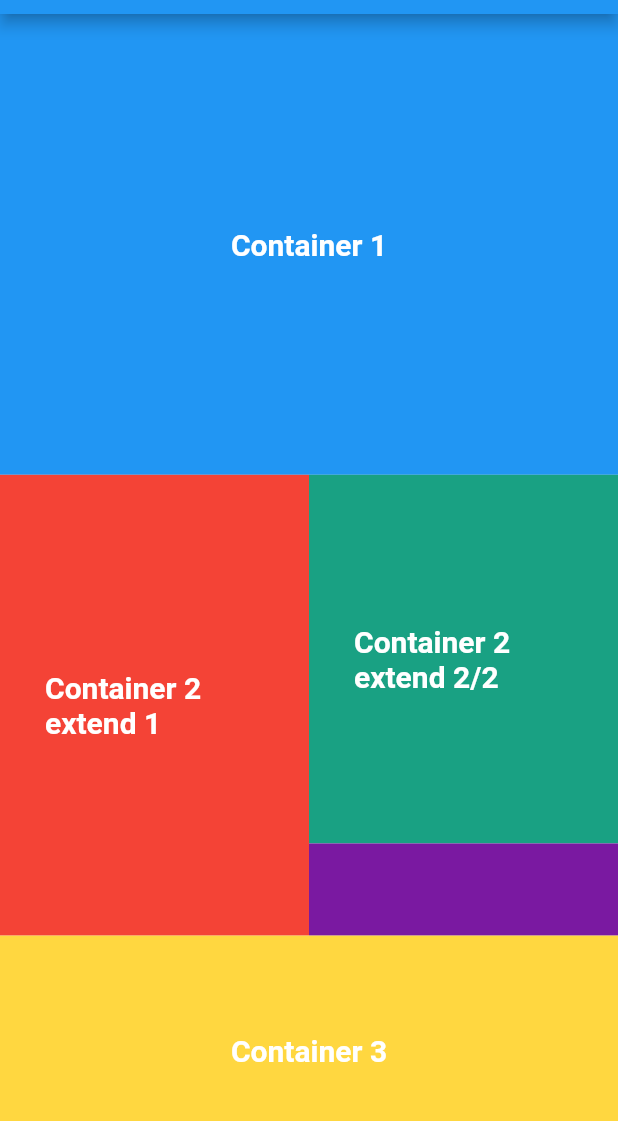
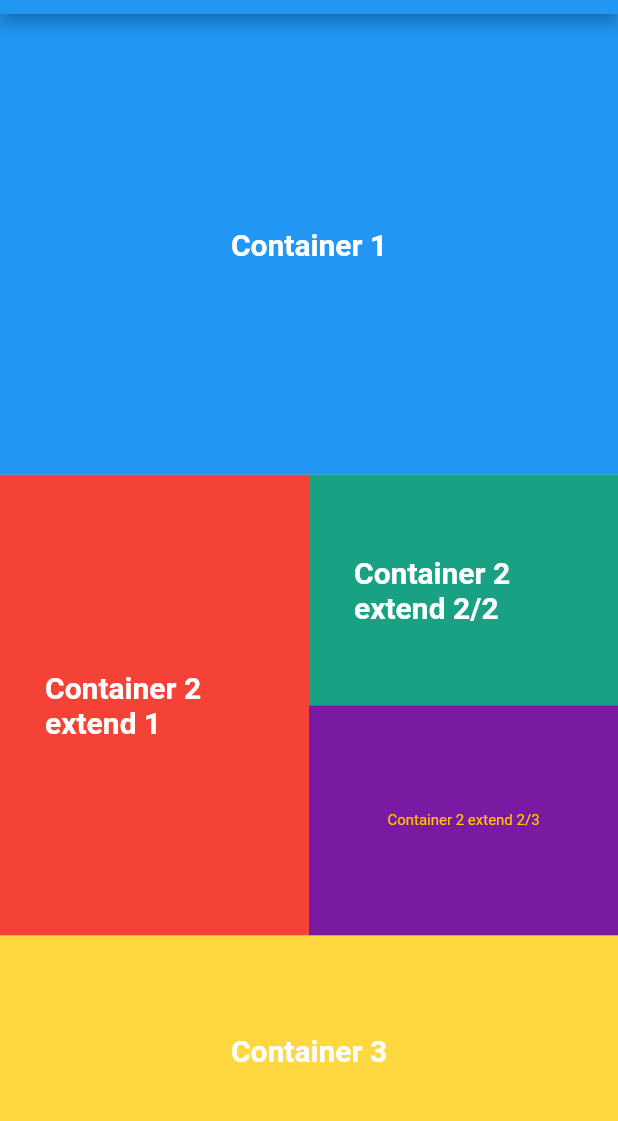
Before and after one commit to Kamranislam0123/flutter_application_basic_ui, a Flutter app: the screen it shows after launch, on a phone screen of 412 x 824 dp, the part 70-1191 px from its top. Run offline on Flutter 3.47's test engine with Material 2 defaults, Android fonts, the phone set to English and light mode, and no system bars.

Commit message:
Flex Update

```diff
--- a/lib/main.dart
+++ b/lib/main.dart
@@ -52,7 +52,7 @@ class MyApp extends StatelessWidget {
                       child: Column(
                         children: <Widget>[
                           Expanded(
-                            flex: 8,
+                            flex: 5,
                             child: Container(
                               alignment: Alignment.center,
                               child: Text(
@@ -64,12 +64,16 @@ class MyApp extends StatelessWidget {
                             ),
                           ),
                           Expanded(
-                            flex: 2,
+                            flex: 5,
                             child: Container(
                               alignment: Alignment.center,
                               child: Text(
                                 "Container 2 extend 2/3",
-                                style: ThemeStyle.containerText,
+                                style: TextStyle(
+                                  color: Colors.amber,
+                                  fontSize: 10,
+                                  fontWeight: FontWeight.normal,
+                                ),
                               ),
                               color: Color.fromARGB(255, 122, 25, 161),
                               padding: EdgeInsets.all(30.0),
```
